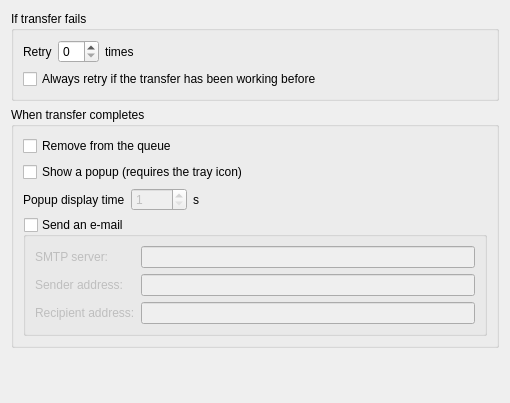
Above: src/SettingsQueueForm.ui from LubosD/fatrat before the change. Below: the same form after it.
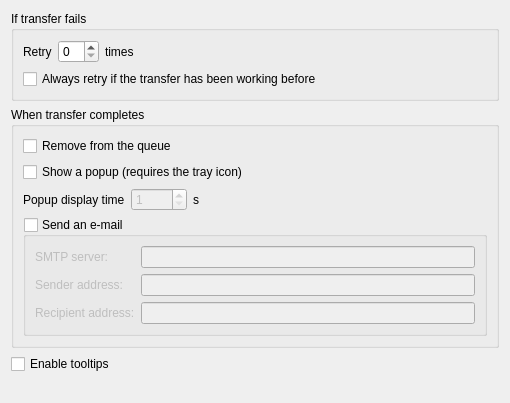
That is the form after the change.

Commit message: Queue tooltips can be disabled

```diff
--- a/src/SettingsQueueForm.ui
+++ b/src/SettingsQueueForm.ui
@@ -195,7 +195,7 @@
      </layout>
     </widget>
    </item>
-   <item row="2" column="0" >
+   <item row="3" column="0" >
     <spacer>
      <property name="orientation" >
       <enum>Qt::Vertical</enum>
@@ -208,6 +208,13 @@
      </property>
     </spacer>
    </item>
+   <item row="2" column="0" >
+    <widget class="QCheckBox" name="checkTooltips" >
+     <property name="text" >
+      <string>Enable tooltips</string>
+     </property>
+    </widget>
+   </item>
   </layout>
  </widget>
  <resources/>
```
The commit also changes 3 other files.
